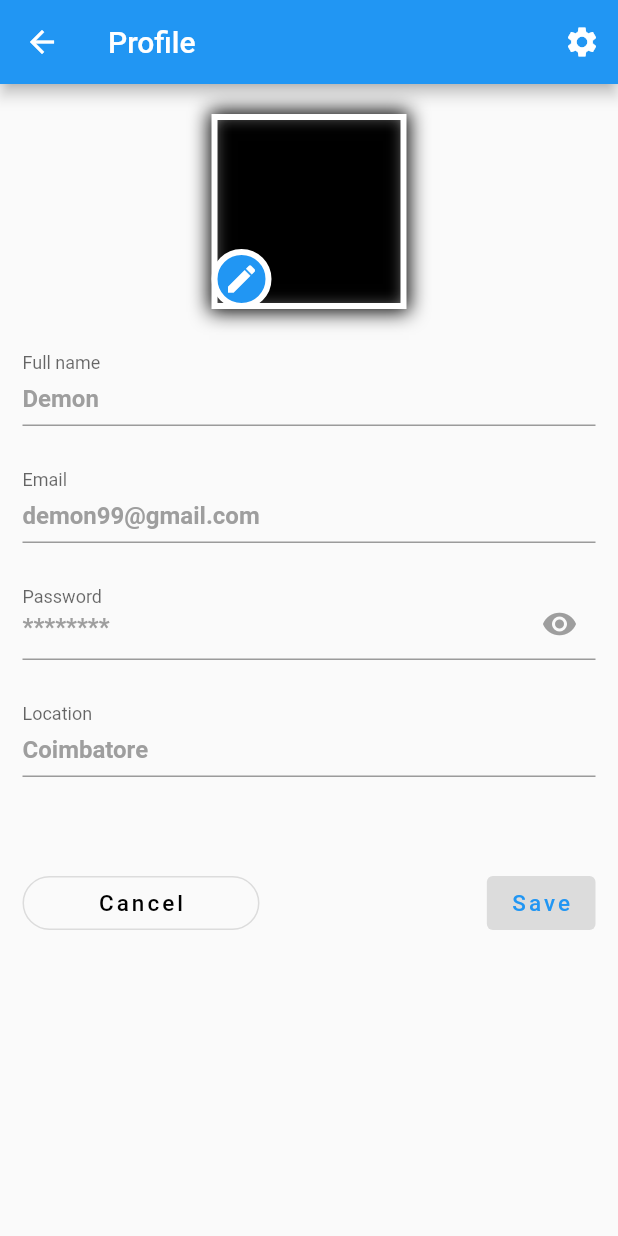
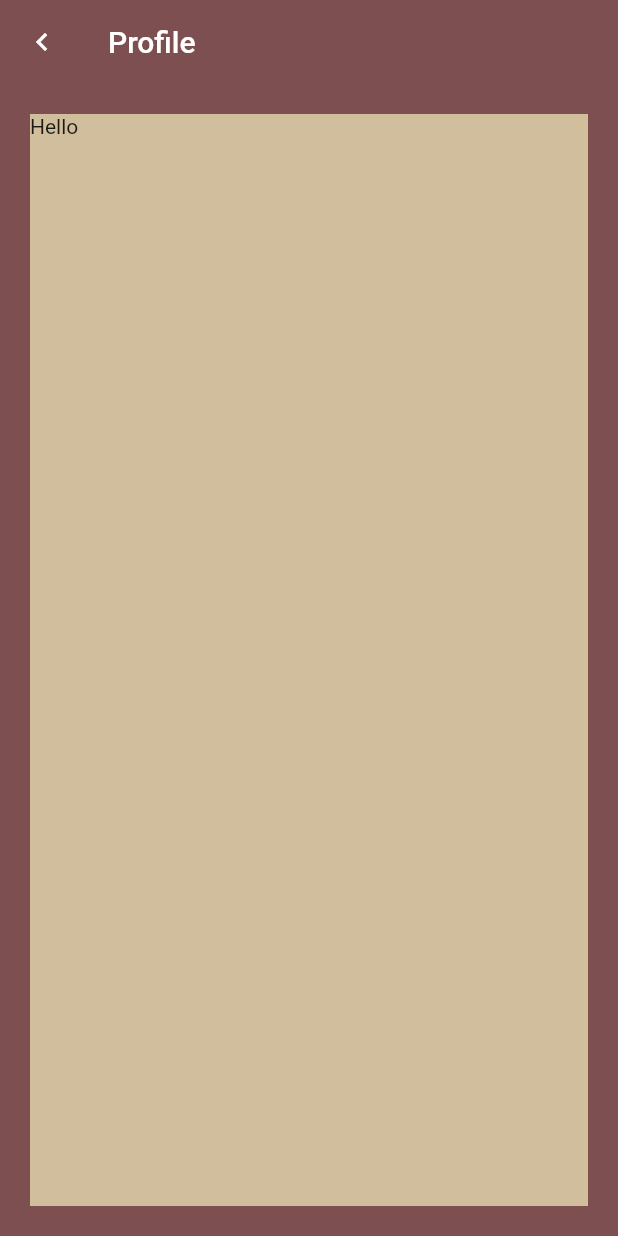
Before and after one commit to mukil013/hinge, a Flutter app: the screen it shows once a user with an empty profile is signed in, in the side drawer, after a tap on "Profile", on a phone screen of 412 x 824 dp. Run offline on Flutter 3.47's test engine with Material 2 defaults, Android fonts, the phone set to English and light mode, and no system bars; our stand-ins replace firebase_auth, firebase_core; accounts and stored records are empty.

```diff
--- a/lib/draweroptions/profile.dart
+++ b/lib/draweroptions/profile.dart
@@ -1,149 +1,28 @@
 import 'package:flutter/material.dart';
 
-class EditProfileUI extends StatefulWidget {
-  @override
-  _EditProfileUIState createState() => _EditProfileUIState();
-}
-
-class _EditProfileUIState extends State<EditProfileUI> {
-  bool isObscurePassword = true;
+class profile extends StatelessWidget {
+  const profile({super.key});
 
   @override
   Widget build(BuildContext context) {
     return Scaffold(
+      backgroundColor: Color(0xff7D4F50),
       appBar: AppBar(
-        title: const Text('Profile'),
+        backgroundColor: Color(0xff7D4F50),
+        elevation: 0,
         leading: IconButton(
-          icon: Icon(
-            Icons.arrow_back,
-            color: Colors.white,
-          ),
-          onPressed: () => Navigator.pop(context),
+            onPressed: () => Navigator.pop(context),
+            icon: Icon(Icons.chevron_left)
         ),
-        actions: const [
-          IconButton(
-            onPressed: null,
-            icon: Icon(Icons.settings, color: Colors.white),
-          ),
-        ],
+        title: Text('Profile'),
       ),
       body: Container(
-        padding: const EdgeInsets.only(left: 15, top: 20, right: 15),
-        child: GestureDetector(
-          onTap: () {
-            FocusScope.of(context).unfocus();
-          },
-          child: ListView(
-            children: [
-              Center(
-                child: Stack(
-                  children: [
-                    Container(
-                      width: 130,
-                      height: 130,
-                      decoration: BoxDecoration(
-                        border: Border.all(width: 4, color: Colors.white),
-                        boxShadow: const [
-                          BoxShadow(
-                            spreadRadius: 2,
-                            blurRadius: 10,
-                            color: Colors.black,
-                          ),
-                        ],
-                      ),
-                    ),
-                    Positioned(
-                      bottom: 0,
-                      child: Container(
-                        height: 40,
-                        width: 40,
-                        decoration: BoxDecoration(
-                          shape: BoxShape.circle,
-                          border: Border.all(
-                            width: 4,
-                            color: Colors.white,
-                          ),
-                          color: Colors.blue,
-                        ),
-                        child: const Icon(
-                          Icons.edit,
-                          color: Colors.white,
-                        ),
-                      ),
-                    ),
-                  ],
-                ),
-              ),
-              const SizedBox(height: 30),
-              buildTextField("Full name", "Demon", false),
-              buildTextField("Email", "demon99@gmail.com", false),
-              buildTextField("Password", "********", true),
-              buildTextField("Location", "Coimbatore", false),
-              const SizedBox(height: 30),
-              Row(
-                mainAxisAlignment: MainAxisAlignment.spaceBetween,
-                children: [
-                  OutlinedButton(
-                    onPressed: null,
-                    style: OutlinedButton.styleFrom(
-                      padding: const EdgeInsets.symmetric(horizontal: 50),
-                      shape: RoundedRectangleBorder(
-                        borderRadius: BorderRadius.circular(20),
-                      ),
-                    ),
-                    child: const Text(
-                      "Cancel",
-                      style: TextStyle(
-                        fontSize: 15,
-                        letterSpacing: 2,
-                        color: Colors.black,
-                      ),
-                    ),
-                  ),
-                  const ElevatedButton(
-                    onPressed: null,
-                    child: Text(
-                      "Save",
-                      style: TextStyle(
-                        fontSize: 15,
-                        letterSpacing: 2,
-                        color: Colors.blue,
-                      ),
-                    ),
-                  ),
-                ],
-              ),
-            ],
-          ),
-        ),
-      ),
-    );
-  }
-
-  Widget buildTextField(String labelText, String placeholder, bool isPasswordTextField) {
-    return Padding(
-      padding: const EdgeInsets.only(bottom: 30),
-      child: TextField(
-        obscureText: isPasswordTextField ? isObscurePassword : false,
-        decoration: InputDecoration(
-          suffixIcon: isPasswordTextField
-              ? const IconButton(
-            onPressed: null,
-            icon: Icon(
-              Icons.remove_red_eye,
-              color: Colors.grey,
-            ),
-          )
-              : null,
-          contentPadding: const EdgeInsets.only(bottom: 5),
-          labelText: labelText,
-          floatingLabelBehavior: FloatingLabelBehavior.always,
-          hintText: placeholder,
-          hintStyle: const TextStyle(
-            fontSize: 16,
-            fontWeight: FontWeight.bold,
-            color: Colors.grey,
-          ),
+        margin: EdgeInsets.all(20),
+        color: Color(0xffD1BE9C),
+        child: ListView(
+          children: [
+            Text('Hello ')
+          ],
         ),
       ),
     );
--- a/lib/pages/home.dart
+++ b/lib/pages/home.dart
@@ -61,7 +61,7 @@ class home extends StatelessWidget {
                       leading:const Icon(Icons.person),
                       title:const Text('Profile'),
                       onTap: () {
-                        Navigator.push(context, MaterialPageRoute(builder: (context) => EditProfileUI()));
+                        Navigator.push(context, MaterialPageRoute(builder: (context) => profile()));
                       },
                     ),
                     ListTile(
```
